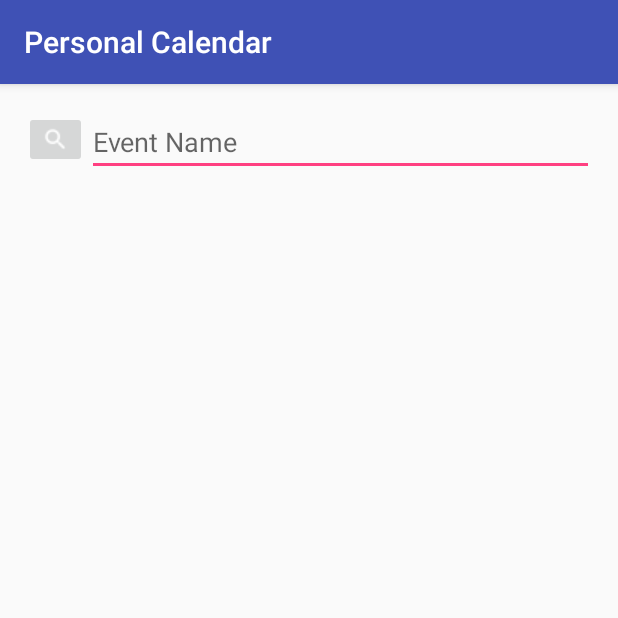
After one commit to peggysoh/PersonalCalendar, an Android app: the SearchEvent screen opened directly, with no data from a screen before it, on a phone screen of 412 x 824 dp, the top half of it. The commit adds this screen. Run offline under Robolectric (Android 15) with nearby library versions, the phone set to English and light mode, and no system bars; 4 statements that could not run were skipped.

Commit message:
Working on search

```diff
--- a/app/src/main/AndroidManifest.xml
+++ b/app/src/main/AndroidManifest.xml
@@ -27,9 +27,11 @@
             android:value="@integer/google_play_services_version" />
 
         <activity android:name=".AddEvent" />
-        <activity android:name=".EditEvent"
-                  android:windowSoftInputMode="stateHidden"/>
+        <activity
+            android:name=".EditEvent"
+            android:windowSoftInputMode="stateHidden" />
         <activity android:name=".ShareEvent" />
+        <activity android:name=".SearchEvent"></activity>
     </application>
 
 </manifest>
--- a/app/src/main/java/com/sealteamsix/personalcalendar/EventDbHelper.java
+++ b/app/src/main/java/com/sealteamsix/personalcalendar/EventDbHelper.java
@@ -3,6 +3,7 @@ package com.sealteamsix.personalcalendar;
 import android.content.ContentValues;
 import android.content.Context;
 import android.database.Cursor;
+import android.database.SQLException;
 import android.database.sqlite.SQLiteDatabase;
 import android.database.sqlite.SQLiteOpenHelper;
 import android.util.Log;
@@ -92,7 +93,8 @@ public class EventDbHelper extends SQLiteOpenHelper {
                 EventContract.NewEventInfo.YEAR, EventContract.NewEventInfo.LOCATION,
                 EventContract.NewEventInfo.START_HR, EventContract.NewEventInfo.START_MIN,
                 EventContract.NewEventInfo.END_HR, EventContract.NewEventInfo.END_MIN,
-                EventContract.NewEventInfo. DESCRIPTION, EventContract.NewEventInfo.PARTICIPANTS};
+                EventContract.NewEventInfo.DESCRIPTION, EventContract.NewEventInfo.PARTICIPANTS,
+                EventContract.NewEventInfo.EVENT_NAME};
         String selection = EventContract.NewEventInfo.EVENT_NAME + " LIKE ?";
         String[] selection_args = {event_name};
 
--- /dev/null
+++ b/app/src/main/java/com/sealteamsix/personalcalendar/SearchEvent.java
@@ -0,0 +1,84 @@
+package com.sealteamsix.personalcalendar;
+
+import android.database.Cursor;
+import android.database.sqlite.SQLiteDatabase;
+import android.net.Uri;
+import android.support.v7.app.AppCompatActivity;
+import android.os.Bundle;
+import android.widget.ListView;
+
+import com.google.android.gms.appindexing.Action;
+import com.google.android.gms.appindexing.AppIndex;
+import com.google.android.gms.common.api.GoogleApiClient;
+
+public class SearchEvent extends AppCompatActivity {
+
+    private ListView listView;
+    ListDataAdapter listDataAdapter;
+    SQLiteDatabase sqLiteDatabase;
+    EventDbHelper eventDbHelper;
+    /**
+     * ATTENTION: This was auto-generated to implement the App Indexing API.
+     * See https://g.co/AppIndexing/AndroidStudio for more information.
+     */
+    private GoogleApiClient client;
+
+    @Override
+    protected void onCreate(Bundle savedInstanceState) {
+        super.onCreate(savedInstanceState);
+        setContentView(R.layout.activity_search_event);
+
+        // ATTENTION: This was auto-generated to implement the App Indexing API.
+        // See https://g.co/AppIndexing/AndroidStudio for more information.
+        client = new GoogleApiClient.Builder(this).addApi(AppIndex.API).build();
+
+
+        listView = (ListView) findViewById(R.id.listView);
+        listDataAdapter = new ListDataAdapter(this, R.layout.row_layout);
+        listView.setAdapter(listDataAdapter);
+        eventDbHelper = new EventDbHelper(getApplicationContext());
+        sqLiteDatabase = eventDbHelper.getReadableDatabase();
+    }
+
+
+
+    @Override
+    public void onStart() {
+        super.onStart();
+
+        // ATTENTION: This was auto-generated to implement the App Indexing API.
+        // See https://g.co/AppIndexing/AndroidStudio for more information.
+        client.connect();
+        Action viewAction = Action.newAction(
+                Action.TYPE_VIEW, // TODO: choose an action type.
+                "SearchEvent Page", // TODO: Define a title for the content shown.
+                // TODO: If you have web page content that matches this app activity's content,
+                // make sure this auto-generated web page URL is correct.
+                // Otherwise, set the URL to null.
+                Uri.parse("http://host/path"),
+                // TODO: Make sure this auto-generated app URL is correct.
+                Uri.parse("android-app://com.sealteamsix.personalcalendar/http/host/path")
+        );
+        AppIndex.AppIndexApi.start(client, viewAction);
+    }
+
+    @Override
+    public void onStop() {
+        super.onStop();
+
+        // ATTENTION: This was auto-generated to implement the App Indexing API.
+        // See https://g.co/AppIndexing/AndroidStudio for more information.
+        Action viewAction = Action.newAction(
+                Action.TYPE_VIEW, // TODO: choose an action type.
+                "SearchEvent Page", // TODO: Define a title for the content shown.
+                // TODO: If you have web page content that matches this app activity's content,
+                // make sure this auto-generated web page URL is correct.
+                // Otherwise, set the URL to null.
+                Uri.parse("http://host/path"),
+                // TODO: Make sure this auto-generated app URL is correct.
+                Uri.parse("android-app://com.sealteamsix.personalcalendar/http/host/path")
+        );
+        AppIndex.AppIndexApi.end(client, viewAction);
+        client.disconnect();
+    }
+}
--- /dev/null
+++ b/app/src/main/res/layout/activity_search_event.xml
@@ -0,0 +1,36 @@
+<?xml version="1.0" encoding="utf-8"?>
+<RelativeLayout xmlns:android="http://schemas.android.com/apk/res/android"
+    xmlns:tools="http://schemas.android.com/tools"
+    android:layout_width="match_parent"
+    android:layout_height="match_parent"
+    android:paddingBottom="@dimen/activity_vertical_margin"
+    android:paddingLeft="@dimen/activity_horizontal_margin"
+    android:paddingRight="@dimen/activity_horizontal_margin"
+    android:paddingTop="@dimen/activity_vertical_margin"
+    tools:context="com.sealteamsix.personalcalendar.SearchEvent">
+
+    <ImageButton
+        android:layout_width="wrap_content"
+        android:layout_height="wrap_content"
+        android:id="@+id/search_icon"
+        android:layout_marginTop="2dp"
+        android:src="@drawable/ic_magnify_white_18dp"
+        android:focusable="false" />
+
+    <EditText
+        android:layout_width="match_parent"
+        android:layout_height="wrap_content"
+        android:id="@+id/search_box"
+        android:hint="Event Name"
+        android:layout_alignParentTop="true"
+        android:layout_toEndOf="@+id/search_icon" />
+
+    <ListView
+        android:layout_width="match_parent"
+        android:layout_height="match_parent"
+        android:id="@+id/listView"
+        android:layout_below="@+id/search_box"
+        android:clickable="true" />
+
+
+</RelativeLayout>
--- a/app/src/main/res/values/strings.xml
+++ b/app/src/main/res/values/strings.xml
@@ -1,5 +1,6 @@
 <resources>
     <string name="app_name">Personal Calendar</string>
+    <string name="action_settings">Settings</string>
     <string name="action_search">Search</string>
 
 </resources>
```
Also changed, not shown: app/src/main/java/com/sealteamsix/personalcalendar/MainActivity.java (+14 -24 lines), app/src/main/res/menu/menu_main.xml (+2 -5 lines), app/src/main/res/menu/search_menu.xml (added, +9 -0 lines), app/src/main/res/drawable/ic_magnify_white_18dp.png (added), app/src/main/res/drawable/ic_magnify_white_24dp.png, app/src/main/res/drawable/ic_magnify_white_36dp.png (added).
